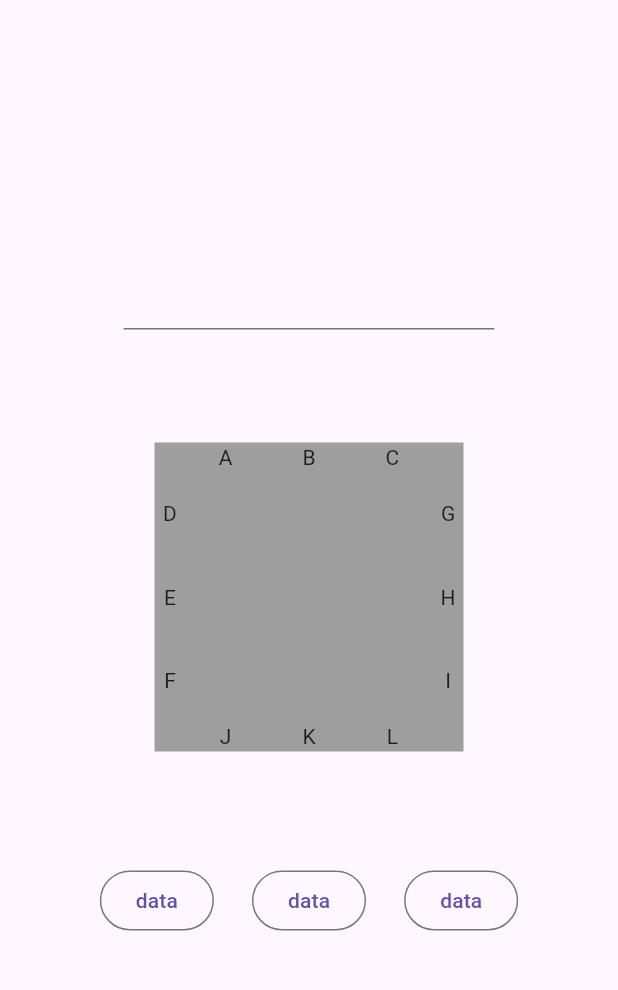
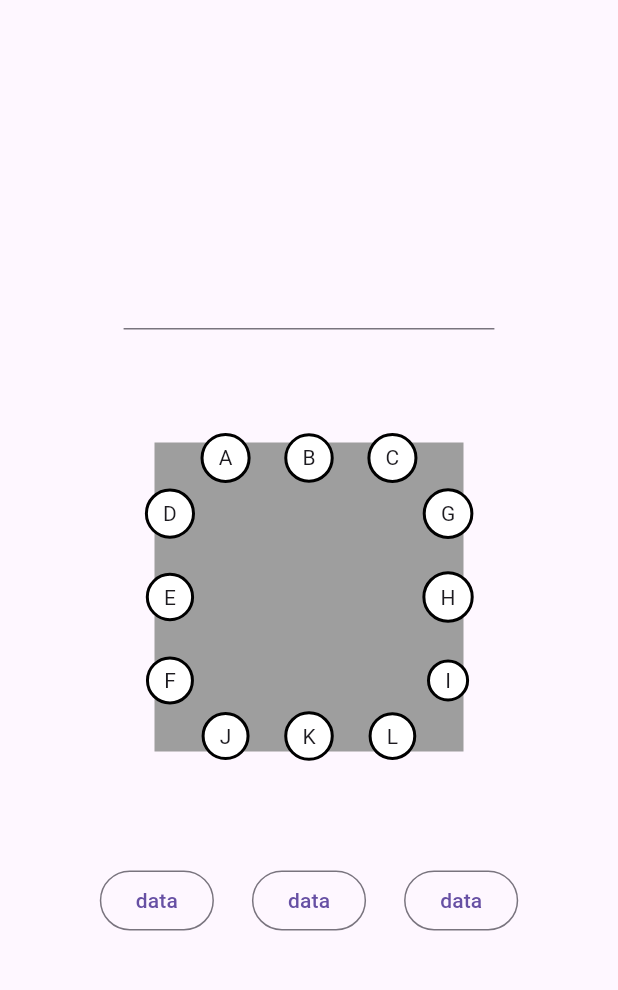
Before and after one commit to lucas-marianno/Encaixado, a Flutter app: the screen it shows after launch, on a phone screen of 412 x 824 dp, the part 63-1053 px from its top. Run offline on Flutter 3.47's test engine with Material 3 defaults, Android fonts, the light colour scheme and no system bars.

Commit message:
draggable + custom painter implemented

```diff
--- a/lib/main.dart
+++ b/lib/main.dart
@@ -1,6 +1,6 @@
 import 'package:flutter/material.dart';
 
-import 'presentation/home_screen.dart';
+import 'presentation/pages/home_screen.dart';
 
 void main() {
   runApp(const MyApp());
--- a/lib/presentation/home_screen.dart
+++ b/lib/presentation/pages/home_screen.dart
@@ -1,4 +1,4 @@
-import 'package:encaixado/presentation/letter_boxed_screen.dart';
+import 'package:encaixado/presentation/pages/letter_boxed_screen.dart';
 import 'package:flutter/material.dart';
 
 class HomeScreen extends StatelessWidget {
--- a/lib/presentation/widgets/letter_box.dart
+++ b/lib/presentation/widgets/letter_box.dart
@@ -1,4 +1,6 @@
-import 'package:encaixado/presentation/widgets/custom_painter.dart';
+import 'package:encaixado/presentation/widgets/letter_target.dart';
+import 'package:encaixado/presentation/widgets/path_controller.dart';
+import 'package:encaixado/presentation/widgets/path_painter.dart';
 import 'package:flutter/material.dart';
 
 class LetterBox extends StatefulWidget {
@@ -10,13 +12,17 @@ class LetterBox extends StatefulWidget {
 }
 
 class _LetterBoxState extends State<LetterBox> {
-  Offset? startPos;
-  Offset? touchPos;
-  List<List<Offset>> path = [];
+  late final PathController controller;
+
+  @override
+  void initState() {
+    super.initState();
+
+    controller = PathController(setStateCallback: () => setState(() {}));
+  }
 
   @override
   Widget build(BuildContext context) {
-    final center = Offset(widget.size * 0.485, widget.size * 0.46);
     final longOffset = widget.size * 0.45;
     final shortOffset = widget.size * 0.27;
 
@@ -38,63 +44,24 @@ class _LetterBoxState extends State<LetterBox> {
       'K': Offset(0, longOffset),
       'L': Offset(shortOffset, longOffset),
     };
-    // onPanStart: (_) =>
-    //     setState(() => startPos ??= entry.value + center),
-    // onPanUpdate: (d) => setState(() =>
-    //     touchPos = d.localPosition + entry.value + center),
-    // onPanEnd: (d) => setState(() {
-    //   final end = d.localPosition + entry.value + center;
-    //   print('end: $end | G: ${letterBoxPos['G']! + center}');
 
-    //   path.add([startPos!, end]);
-    //   startPos = end;
-    //   touchPos = null;
-    // }),
     return SizedBox(
       height: widget.size,
       width: widget.size,
       child: CustomPaint(
-        foregroundPainter: LinePainer(startPos, touchPos, path: path),
+        foregroundPainter: PathPainter(controller),
         child: Container(
           color: Colors.grey,
           child: Stack(
             alignment: AlignmentDirectional.center,
             children: [
               for (var entry in letterBoxPos.entries)
-                Transform.translate(
-                  offset: entry.value,
-                  child: DragTarget<Offset>(
-                    onAcceptWithDetails: (d) {
-                      // TODO: create logic to prevent adjacent connections
-                      setState(() {
-                        final end = entry.value + center;
-                        path.add([d.data, end]);
-                        startPos = end;
-                        touchPos = null;
-                      });
-                    },
-                    builder: (_, __, ___) {
-                      Offset? initialGlobal;
-                      return Draggable<Offset>(
-                        data: entry.value + center,
-                        onDragStarted: () {
-                          startPos = entry.value + center;
-                        },
-                        onDragUpdate: (d) {
-                          setState(() {
-                            initialGlobal ??= d.globalPosition;
-                            touchPos = d.globalPosition - initialGlobal!;
-                          });
-                        },
-                        feedback: const Material(
-                          color: Colors.transparent,
-                          child: Text('X'),
-                        ),
-                        child: Text(entry.key),
-                      );
-                    },
-                  ),
-                ),
+                LetterTarget(
+                  label: entry.key,
+                  letterOffsetFromCenter: entry.value,
+                  center: Offset(widget.size / 2, widget.size / 2),
+                  controller: controller,
+                )
             ],
           ),
         ),
--- /dev/null
+++ b/lib/presentation/widgets/letter_target.dart
@@ -0,0 +1,50 @@
+import 'package:encaixado/presentation/widgets/path_controller.dart';
+import 'package:flutter/material.dart';
+
+class LetterTarget extends StatelessWidget {
+  final String label;
+  final Offset letterOffsetFromCenter;
+  final Offset center;
+
+  final PathController controller;
+
+  const LetterTarget({
+    required this.letterOffsetFromCenter,
+    required this.label,
+    required this.controller,
+    required this.center,
+    super.key,
+  });
+
+  @override
+  Widget build(BuildContext context) {
+    return Transform.translate(
+      offset: letterOffsetFromCenter,
+      child: DragTarget<Offset>(
+        onAcceptWithDetails: (d) {
+          controller.onAcceptDrag(d, letterOffsetFromCenter, center);
+        },
+        builder: (_, __, ___) {
+          return Draggable<Offset>(
+            data: controller.startPos ?? letterOffsetFromCenter + center,
+            onDragStarted: () {
+              controller.onDragStart(letterOffsetFromCenter, center);
+            },
+            onDragUpdate: controller.onDragUpdate,
+            onDragEnd: (_) => controller.onDragEnd(),
+            feedback: const SizedBox(),
+            child: Container(
+              padding: const EdgeInsets.all(10),
+              decoration: BoxDecoration(
+                shape: BoxShape.circle,
+                color: Colors.white,
+                border: Border.all(color: Colors.black, width: 2),
+              ),
+              child: Text(label),
+            ),
+          );
+        },
+      ),
+    );
+  }
+}
--- /dev/null
+++ b/lib/presentation/widgets/path_controller.dart
@@ -0,0 +1,43 @@
+import 'package:flutter/material.dart';
+
+class PathController {
+  final void Function() setStateCallback;
+
+  Offset? _startPos;
+  Offset? _touchPos;
+  Offset _localPos = Offset.zero;
+  final List<List<Offset>> _path = [];
+
+  PathController({required this.setStateCallback});
+
+  Offset? get startPos => _startPos;
+  Offset? get touchPos => _touchPos;
+  Offset get localPos => _localPos;
+  List<List<Offset>> get path => _path;
+
+  void onAcceptDrag(
+      DragTargetDetails<Offset> d, Offset entryOffset, Offset center) {
+    final end = entryOffset + center;
+    _path.add([d.data, end]);
+    _startPos = end;
+    setStateCallback();
+  }
+
+  void onDragStart(Offset entryOffset, Offset center) {
+    _startPos ??= entryOffset + center;
+    _localPos = entryOffset + center;
+    setStateCallback();
+  }
+
+  void onDragUpdate(DragUpdateDetails d) {
+    _localPos += d.delta;
+    _touchPos = _localPos;
+    setStateCallback();
+  }
+
+  void onDragEnd() {
+    _touchPos = null;
+    _localPos = Offset.zero;
+    setStateCallback();
+  }
+}
--- /dev/null
+++ b/lib/presentation/widgets/path_painter.dart
@@ -0,0 +1,30 @@
+import 'package:encaixado/presentation/widgets/path_controller.dart';
+import 'package:flutter/material.dart';
+
+class PathPainter extends CustomPainter {
+  final PathController controller;
+
+  PathPainter(this.controller);
+
+  @override
+  void paint(Canvas canvas, Size size) {
+    final pathPaint = Paint()
+      ..color = Colors.white
+      ..strokeWidth = 7
+      ..strokeCap = StrokeCap.round;
+    final activeLinePaint = Paint()
+      ..strokeWidth = 7
+      ..strokeCap = StrokeCap.round;
+    for (List line in controller.path) {
+      canvas.drawLine(line[0], line[1], pathPaint);
+    }
+
+    if (controller.startPos != null && controller.touchPos != null) {
+      canvas.drawLine(
+          controller.startPos!, controller.touchPos!, activeLinePaint);
+    }
+  }
+
+  @override
+  bool shouldRepaint(covariant CustomPainter oldDelegate) => true;
+}
```
Also changed, not shown: lib/presentation/widgets/custom_painter.dart (deleted, +0 -91 lines), lib/presentation/pages/letter_boxed_screen.dart (renamed from lib/presentation/letter_boxed_screen.dart).
